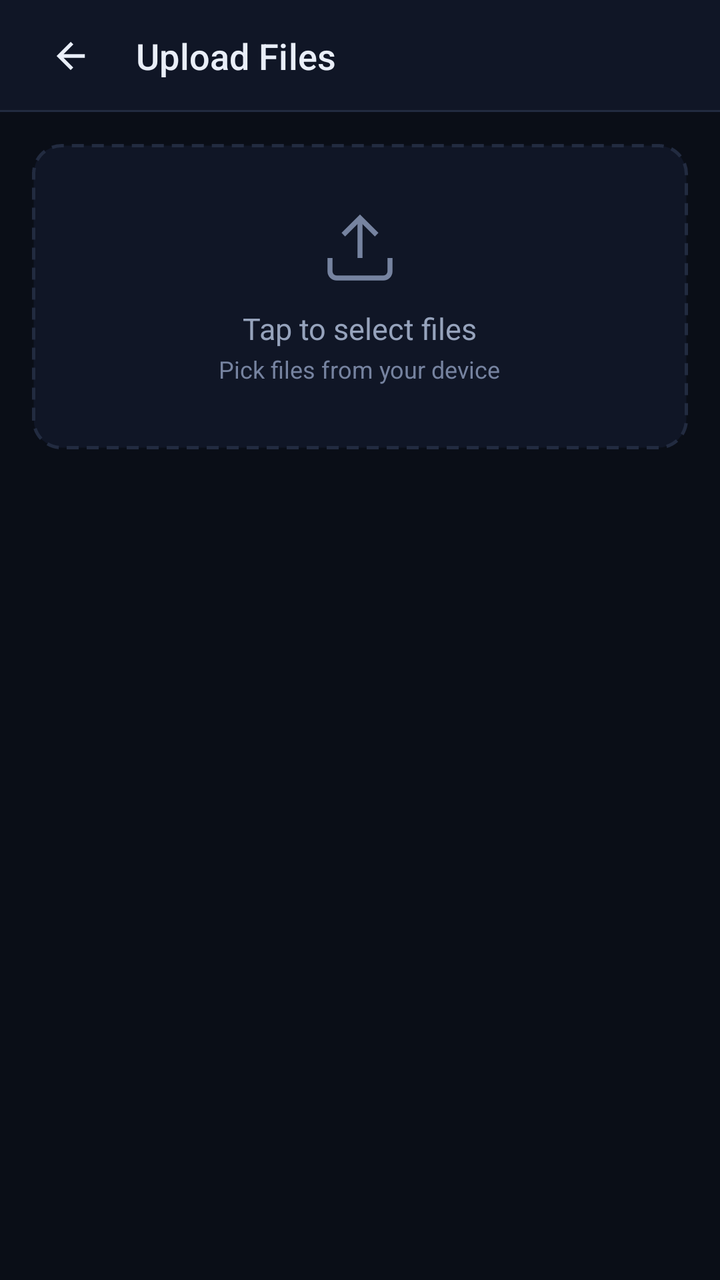
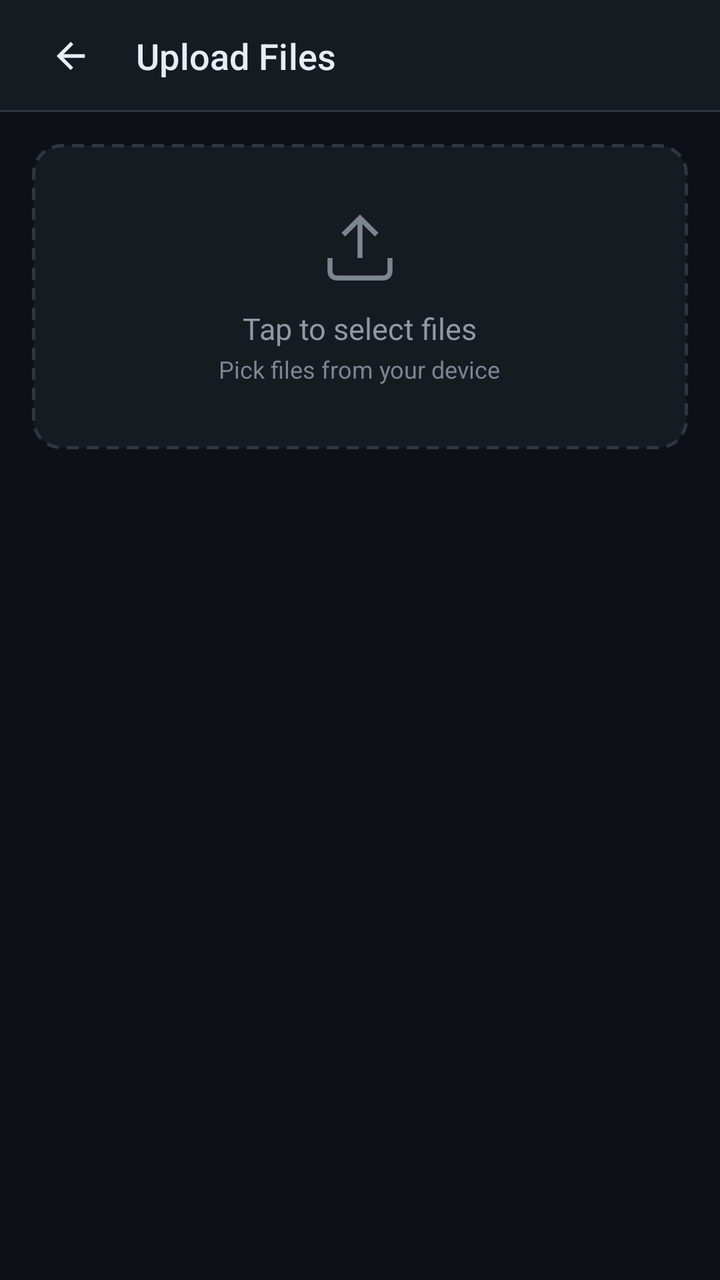

Screens rendered from an Android XML layout before and after an edit, with the pre-edit source and the edit as a unified diff.
<!-- AndroidManifest.xml: application theme Theme.ReleaseManager -->
<!-- res/layout/screen_upload.xml -->
<?xml version="1.0" encoding="utf-8"?>
<LinearLayout xmlns:android="http://schemas.android.com/apk/res/android"
    xmlns:app="http://schemas.android.com/apk/res-auto"
    android:id="@+id/screenUpload"
    android:layout_width="match_parent"
    android:layout_height="match_parent"
    android:background="@color/bg"
    android:orientation="vertical">

    <LinearLayout
        android:layout_width="match_parent"
        android:layout_height="56dp"
        android:background="@drawable/bg_topbar"
        android:gravity="center_vertical"
        android:orientation="horizontal"
        android:paddingStart="16dp"
        android:paddingEnd="16dp">

        <ImageButton
            android:id="@+id/btnBack"
            style="@style/App.IconButton"
            android:layout_width="40dp"
            android:layout_height="40dp"
            android:contentDescription="Back"
            android:src="@drawable/ic_arrow_back" />

        <TextView
            android:id="@+id/textTitle"
            style="@style/App.TopbarTitle"
            android:layout_width="0dp"
            android:layout_height="wrap_content"
            android:layout_marginStart="12dp"
            android:layout_weight="1"
            android:text="Upload Files" />
    </LinearLayout>

    <ScrollView
        android:layout_width="match_parent"
        android:layout_height="0dp"
        android:layout_weight="1">

        <LinearLayout
            android:layout_width="match_parent"
            android:layout_height="wrap_content"
            android:orientation="vertical"
            android:padding="16dp">

            <LinearLayout
                android:id="@+id/dropZone"
                android:layout_width="match_parent"
                android:layout_height="wrap_content"
                android:layout_marginBottom="16dp"
                android:background="@drawable/bg_upload_zone"
                android:clickable="true"
                android:focusable="true"
                android:gravity="center"
                android:orientation="vertical"
                android:paddingStart="20dp"
                android:paddingTop="32dp"
                android:paddingEnd="20dp"
                android:paddingBottom="32dp">

                <ImageView
                    android:layout_width="40dp"
                    android:layout_height="40dp"
                    android:layout_marginBottom="10dp"
                    android:importantForAccessibility="no"
                    android:src="@drawable/ic_upload_zone"
                    android:tint="@color/text_dim" />

                <TextView
                    android:id="@+id/textZone"
                    android:layout_width="wrap_content"
                    android:layout_height="wrap_content"
                    android:text="Tap to select files"
                    android:textColor="@color/text_muted"
                    android:textSize="15sp" />

                <TextView
                    android:id="@+id/textZoneSub"
                    android:layout_width="wrap_content"
                    android:layout_height="wrap_content"
                    android:layout_marginTop="2dp"
                    android:text="Pick files from your device"
                    android:textColor="@color/text_dim"
                    android:textSize="12sp" />
            </LinearLayout>

            <LinearLayout
                android:id="@+id/fileListContainer"
                android:layout_width="match_parent"
                android:layout_height="wrap_content"
                android:layout_marginBottom="16dp"
                android:orientation="vertical"
                android:visibility="gone" />

            <LinearLayout
                android:id="@+id/progressGroup"
                android:layout_width="match_parent"
                android:layout_height="wrap_content"
                android:orientation="vertical"
                android:visibility="gone">

                <LinearLayout
                    android:layout_width="match_parent"
                    android:layout_height="wrap_content"
                    android:layout_marginBottom="16dp"
                    android:background="@drawable/bg_card"
                    android:orientation="vertical"
                    android:padding="16dp">

                    <LinearLayout
                        android:layout_width="match_parent"
                        android:layout_height="wrap_content"
                        android:layout_marginBottom="12dp"
                        android:gravity="center_vertical"
                        android:orientation="horizontal">

                        <TextView
                            android:id="@+id/textProgressLabel1"
                            android:layout_width="0dp"
                            android:layout_height="wrap_content"
                            android:layout_weight="1"
                            android:ellipsize="end"
                            android:maxLines="2"
                            android:text="Reading files"
                            android:textColor="@color/text_muted"
                            android:textSize="13sp" />

                        <TextView
                            android:id="@+id/textProgressPercent"
                            android:layout_width="wrap_content"
                            android:layout_height="wrap_content"
                            android:layout_marginStart="12dp"
                            android:fontFamily="sans-serif-medium"
                            android:textColor="@color/accent"
                            android:textSize="14sp" />
                    </LinearLayout>

                    <ProgressBar
                        android:id="@+id/progress1"
                        style="?android:attr/progressBarStyleHorizontal"
                        android:layout_width="match_parent"
                        android:layout_height="6dp"
                        android:indeterminateTint="@color/accent"
                        android:indeterminateTintMode="src_in"
                        android:max="100"
                        android:progressDrawable="@drawable/progress_bar" />
                </LinearLayout>

                <TextView
                    android:id="@+id/textProgressLabel2"
                    android:layout_width="match_parent"
                    android:layout_height="wrap_content"
                    android:layout_marginBottom="6dp"
                    android:text="Uploading to GitHub"
                    android:textColor="@color/text_dim"
                    android:textSize="12sp"
                    android:visibility="gone" />

                <ProgressBar
                    android:id="@+id/progress2"
                    style="?android:attr/progressBarStyleHorizontal"
                    android:layout_width="match_parent"
                    android:layout_height="4dp"
                    android:layout_marginBottom="16dp"
                    android:max="100"
                    android:progressDrawable="@drawable/progress_bar_success"
                    android:visibility="gone" />
            </LinearLayout>

            <LinearLayout
                android:id="@+id/commitWrap"
                android:layout_width="match_parent"
                android:layout_height="wrap_content"
                android:background="@drawable/bg_divider_top"
                android:orientation="vertical"
                android:paddingTop="17dp"
                android:visibility="gone">

                <TextView
                    style="@style/App.FieldLabel"
                    android:layout_width="match_parent"
                    android:layout_height="wrap_content"
                    android:layout_marginBottom="6dp"
                    android:text="Commit message" />

                <EditText
                    android:id="@+id/inputCommitMsg"
                    style="@style/App.Input"
                    android:layout_width="match_parent"
                    android:layout_height="wrap_content"
                    android:importantForAutofill="no"
                    android:inputType="text"
                    android:singleLine="true" />
            </LinearLayout>

            <com.google.android.material.button.MaterialButton
                android:id="@+id/btnDoUpload"
                style="@style/Widget.App.Button"
                android:layout_width="match_parent"
                android:layout_height="wrap_content"
                android:layout_marginTop="16dp"
                android:text="Upload"
                android:visibility="gone"
                app:icon="@drawable/ic_upload" />
        </LinearLayout>
    </ScrollView>
</LinearLayout>
<!-- resources referenced by this layout -->
<resources>
  <color name="accent">#7C9BFF</color>
  <color name="bg">#0A0E17</color>
  <color name="text_dim">#7683A0</color>
  <color name="text_muted">#96A3BC</color>
  <!-- drawable bg_card (drawable) -->
  <?xml version="1.0" encoding="utf-8"?>
  <shape xmlns:android="http://schemas.android.com/apk/res/android" android:shape="rectangle">
      <solid android:color="@color/surface" />
      <stroke android:width="1dp" android:color="@color/border" />
      <corners android:radius="18dp" />
  </shape>
  <!-- drawable bg_divider_top (drawable) -->
  <?xml version="1.0" encoding="utf-8"?>
  <layer-list xmlns:android="http://schemas.android.com/apk/res/android">
      <item
          android:height="1dp"
          android:gravity="top">
          <shape android:shape="rectangle">
              <solid android:color="@color/border" />
          </shape>
      </item>
  </layer-list>
  <style name="App.FieldLabel" parent="">
          <item name="android:textColor">@color/text_muted</item>
          <item name="android:textSize">13sp</item>
          <item name="android:fontFamily">sans-serif-medium</item>
          <item name="android:letterSpacing">0.01</item>
      </style>
  <style name="App.IconButton" parent="">
          <item name="android:background">@drawable/bg_icon_btn</item>
          <item name="android:padding">9dp</item>
          <item name="android:scaleType">fitCenter</item>
          <item name="android:tint">@color/text_primary</item>
      </style>
  <style name="App.TopbarTitle" parent="">
          <item name="android:textColor">@color/text_primary</item>
          <item name="android:textSize">18sp</item>
          <item name="android:fontFamily">sans-serif-medium</item>
          <item name="android:letterSpacing">0.005</item>
          <item name="android:singleLine">true</item>
          <item name="android:ellipsize">end</item>
      </style>
  <style name="Theme.ReleaseManager" parent="Theme.MaterialComponents.NoActionBar">
          <item name="colorPrimary">@color/accent</item>
          <item name="colorPrimaryVariant">@color/accent</item>
          <item name="colorOnPrimary">@color/white</item>
          <item name="colorSecondary">@color/success</item>
          <item name="colorOnSecondary">@color/white</item>
          <item name="colorSurface">@color/surface</item>
          <item name="colorOnSurface">@color/text_primary</item>
          <item name="colorError">@color/danger</item>
  
          
          <item name="colorAccent">@color/accent</item>
          <item name="colorControlActivated">@color/accent</item>
          <item name="colorControlNormal">@color/text_muted</item>
          <item name="colorControlHighlight">@color/border</item>
          <item name="colorBackgroundFloating">@color/surface</item>
  
          <item name="android:textColorPrimary">@color/text_primary</item>
          <item name="android:textColorSecondary">@color/text_muted</item>
          <item name="android:textColorHint">@color/text_dim</item>
          <item name="android:colorBackground">@color/bg</item>
  
          
          <item name="android:statusBarColor">@color/surface</item>
          <item name="android:navigationBarColor">@color/bg</item>
          <item name="android:windowBackground">@color/bg</item>
          <item name="android:windowLightStatusBar">false</item>
  
          <item name="materialButtonStyle">@style/Widget.App.Button</item>
      </style>
  <color name="surface">#101626</color>
  <color name="border">#222B40</color>
  <color name="brand_end">#0FB5C9</color>
  <color name="brand_start">#3D5AFE</color>
  <color name="success">#3DDC97</color>
  <color name="text_primary">#E9EEF8</color>
  <color name="white">#FFFFFF</color>
  <color name="accent_emphasis">#3D5AFE</color>
  <color name="accent_pressed">#2A40D0</color>
  <color name="danger">#FF6B73</color>
  <!-- unchanged entries left out for length: 11 -->
</resources>

<!-- the commit's change to res/layout/screen_upload.xml (unified diff, before → after) -->
@@ -142,7 +142,7 @@
                         style="?android:attr/progressBarStyleHorizontal"
                         android:layout_width="match_parent"
                         android:layout_height="6dp"
-                        android:indeterminateTint="@color/accent"
+                        android:indeterminateTint="@color/brand_end"
                         android:indeterminateTintMode="src_in"
                         android:max="100"
                         android:progressDrawable="@drawable/progress_bar" />
<!-- resource entries referenced after the edit -->
@@ -1,9 +1,9 @@
 <!-- resources referenced by this layout -->
 <resources>
-  <color name="accent">#7C9BFF</color>
-  <color name="bg">#0A0E17</color>
-  <color name="text_dim">#7683A0</color>
-  <color name="text_muted">#96A3BC</color>
+  <color name="accent">#C9D1D9</color>
+  <color name="bg">#0D1117</color>
+  <color name="text_dim">#7D8590</color>
+  <color name="text_muted">#9198A1</color>
   <!-- drawable bg_card (drawable) -->
   <?xml version="1.0" encoding="utf-8"?>
   <shape xmlns:android="http://schemas.android.com/apk/res/android" android:shape="rectangle">
@@ -45,7 +45,7 @@
   <style name="Theme.ReleaseManager" parent="Theme.MaterialComponents.NoActionBar">
           <item name="colorPrimary">@color/accent</item>
           <item name="colorPrimaryVariant">@color/accent</item>
-          <item name="colorOnPrimary">@color/white</item>
+          <item name="colorOnPrimary">@color/bg</item>
           <item name="colorSecondary">@color/success</item>
           <item name="colorOnSecondary">@color/white</item>
           <item name="colorSurface">@color/surface</item>
@@ -72,16 +72,16 @@
   
           <item name="materialButtonStyle">@style/Widget.App.Button</item>
       </style>
-  <color name="surface">#101626</color>
-  <color name="border">#222B40</color>
-  <color name="brand_end">#0FB5C9</color>
-  <color name="brand_start">#3D5AFE</color>
-  <color name="success">#3DDC97</color>
-  <color name="text_primary">#E9EEF8</color>
+  <color name="surface">#161B22</color>
+  <color name="border">#30363D</color>
+  <color name="brand_end">#3FB950</color>
+  <color name="brand_start">#238636</color>
+  <color name="success">#3FB950</color>
+  <color name="text_primary">#E6EDF3</color>
   <color name="white">#FFFFFF</color>
-  <color name="accent_emphasis">#3D5AFE</color>
-  <color name="accent_pressed">#2A40D0</color>
-  <color name="danger">#FF6B73</color>
+  <color name="accent_emphasis">#238636</color>
+  <color name="accent_pressed">#2EA043</color>
+  <color name="danger">#F85149</color>
   <!-- unchanged entries left out for length: 11 -->
 </resources>
 
